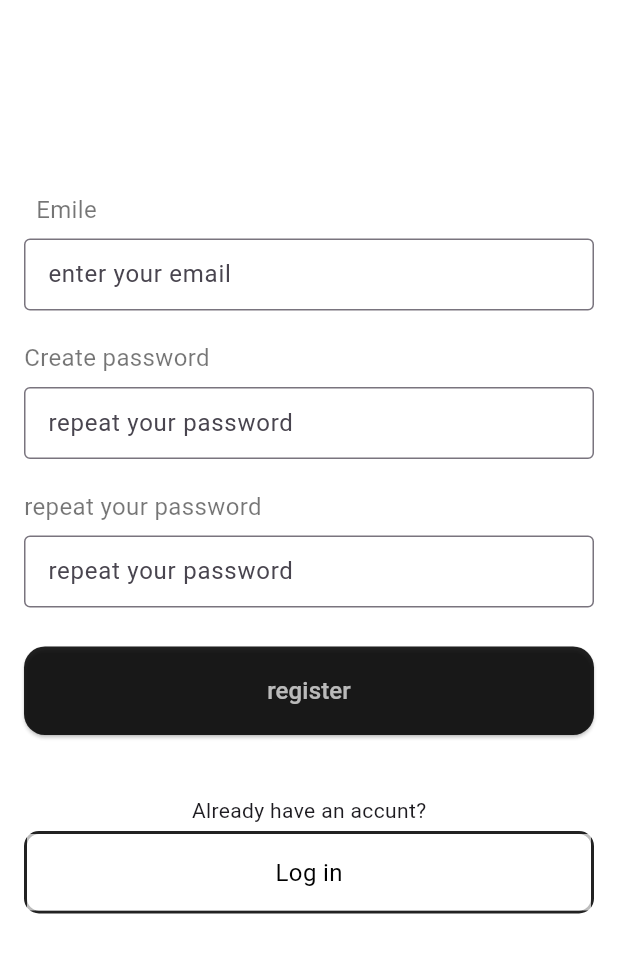
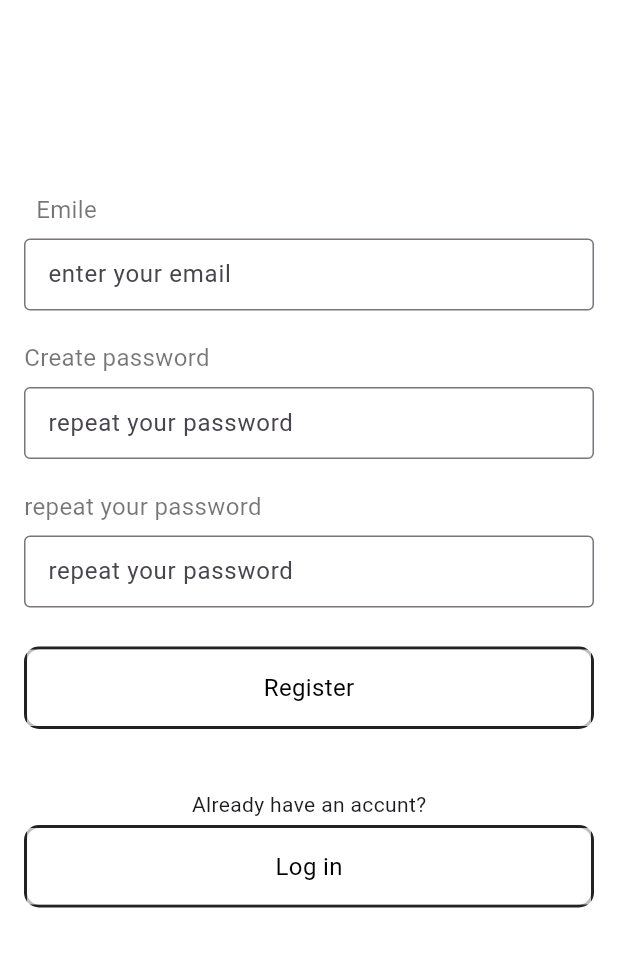
Before and after one commit to amiralimus/thermocall_amirali, a Flutter app: the screen it shows after launch, on a phone screen of 412 x 824 dp. Shown: the top 953 px of the screen. Run offline on Flutter 3.47's test engine with Material 3 defaults, Android fonts, the light colour scheme and no system bars.

Commit message:
developing code

```diff
--- a/lib/creat_accunt/view/creat_accunt_ui.dart
+++ b/lib/creat_accunt/view/creat_accunt_ui.dart
@@ -1,6 +1,7 @@
 import 'package:flutter/cupertino.dart';
 import 'package:flutter/material.dart';
 
+import '../../emile_input.dart';
 import '../../log_in/view/log_in_ui.dart';
 
 class Creat_accunt_1 extends StatelessWidget {
@@ -24,7 +25,7 @@ class Creat_accunt_1 extends StatelessWidget {
           ),
           Padding(
             padding: const EdgeInsets.only(bottom: 20),
-            child: textfild1,
+            child: EmileInput(),
           ),
           Padding(
             padding: const EdgeInsets.only(bottom: 8),
@@ -35,7 +36,7 @@ class Creat_accunt_1 extends StatelessWidget {
           ),
           Padding(
             padding: const EdgeInsets.only(bottom: 20),
-            child: textfild3,
+            child: PassswordRegesterPageInput(),
           ),
           Padding(
             padding: const EdgeInsets.only(bottom: 8),
@@ -46,73 +47,20 @@ class Creat_accunt_1 extends StatelessWidget {
           ),
           Padding(
             padding: const EdgeInsets.only(bottom: 26),
-            child: textfild3,
+            child:PassswordRegesterPageInput()
           ),
-          boton3,
+              RegisterBoton(),
           Padding(
               padding: const EdgeInsets.only(top: 40),
               child: Align(
                   alignment: Alignment.center,
-                      child: Text('Already have an accunt?'))
-              ),
+                  child: Text('Already have an accunt?'))),
           Padding(
-                padding: const EdgeInsets.only(top:4),
-                child: boton4,
+            padding: const EdgeInsets.only(top: 4),
+            child: LogInRegesterPageBoton(),
           ),
         ]),
       ),
     );
   }
 }
-
-var textfild3 = TextField(
-  //تکست فیلد هایی که در صفحه اول استفاده میشن
-  style: TextStyle(
-    color: Colors.black54, // رنگ متن
-    fontSize: 10, // اندازه متن
-  ),
-
-  decoration: InputDecoration(
-    labelText: 'repeat your password',
-    border: OutlineInputBorder(
-      borderSide: BorderSide(color: Colors.black54, width: 1.3), // استایل حاشیه
-    ),
-  ),
-);
-var boton3 = ElevatedButton(
-  onPressed: () {
-    // این قسمت مربوط به عملکرد دکمه است، می‌توانید کد مربوط به انجام عملیات مورد نظرتان را اینجا وارد کنید
-  },
-  style: ButtonStyle(
-    shape: MaterialStateProperty.all<RoundedRectangleBorder>(
-      RoundedRectangleBorder(
-        borderRadius: BorderRadius.circular(14),
-      ),
-    ),
-    backgroundColor: MaterialStateProperty.all<Color>(Colors.black87),
-    // تغییر رنگ دکمه به رنگ آبی
-    minimumSize: MaterialStateProperty.all<Size>(
-        Size(150, 59)), // تغییر اندازه دکمه به 150 در 50
-  ),
-  child: Text(
-    'register',
-    style: TextStyle(
-        fontSize: 16.0,
-        color: Colors.white70), // سایز و فونت متن را می‌توانید تغییر دهید
-  ),
-);
-var boton4=Container(
-  width: 55,
-  height: 55,
-  decoration: BoxDecoration(
-    border: Border.all(color: Colors.black87, width: 2),
-    borderRadius: BorderRadius.circular(10,), // برای گوشه‌های گرد
-  ),
-  child: Scaffold(
-      backgroundColor: Colors.white70,
-      body: Center(
-        child: Text('Log in',style: TextStyle(color: Colors.black, fontSize: 16),
-        ) ,
-      )
-  ),
-);
--- /dev/null
+++ b/lib/emile_input.dart
@@ -0,0 +1,177 @@
+import 'package:flutter/cupertino.dart';
+import 'package:flutter/material.dart';
+
+class EmileInput extends StatefulWidget {
+  const EmileInput({super.key});
+
+  @override
+  State<EmileInput> createState() => _EmileInputState();
+}
+
+class _EmileInputState extends State<EmileInput> {
+  @override
+  Widget build(BuildContext context) {
+    return TextField(
+      //تکست فیلد هایی که در صفحه اول استفاده میشن
+      style: TextStyle(
+        color: Colors.black54, // رنگ متن
+        fontSize: 10, // اندازه متن
+      ),
+
+      decoration: InputDecoration(
+        labelText: 'enter your email',
+        border: OutlineInputBorder(
+          borderSide:
+              BorderSide(color: Colors.black54, width: 1.3), // استایل حاشیه
+        ),
+      ),
+    );
+  }
+}
+
+class PasswordInput extends StatefulWidget {
+  const PasswordInput({super.key});
+
+  @override
+  State<PasswordInput> createState() => _PasswordInputState();
+}
+
+class _PasswordInputState extends State<PasswordInput> {
+  @override
+  Widget build(BuildContext context) {
+    return TextField(
+      //تکست فیلد هایی که در صفحه اول استفاده میشن
+      style: TextStyle(
+        color: Colors.black54, // رنگ متن
+        fontSize: 10, // اندازه متن
+      ),
+
+      decoration: InputDecoration(
+        labelText: 'enter your password',
+        border: OutlineInputBorder(
+          borderSide:
+              BorderSide(color: Colors.black54, width: 1.3), // استایل حاشیه
+        ),
+      ),
+    );
+  }
+}
+
+class LogInBoton extends StatefulWidget {
+  const LogInBoton({super.key});
+
+  @override
+  State<LogInBoton> createState() => _LogInBotonState();
+}
+
+class _LogInBotonState extends State<LogInBoton> {
+  @override
+  Widget build(BuildContext context) {
+    return ElevatedButton(
+      onPressed: () {
+        // این قسمت مربوط به عملکرد دکمه است، می‌توانید کد مربوط به انجام عملیات مورد نظرتان را اینجا وارد کنید
+      },
+      style: ButtonStyle(
+        shape: MaterialStateProperty.all<RoundedRectangleBorder>(
+          RoundedRectangleBorder(
+            borderRadius: BorderRadius.circular(14),
+          ),
+        ),
+        backgroundColor: MaterialStateProperty.all<Color>(Colors.black87),
+        // تغییر رنگ دکمه به رنگ آبی
+        minimumSize: MaterialStateProperty.all<Size>(
+            Size(150, 59)), // تغییر اندازه دکمه به 150 در 50
+      ),
+      child: Text(
+        'Log in',
+        style: TextStyle(
+            fontSize: 16.0,
+            color: Colors.white70), // سایز و فونت متن را می‌توانید تغییر دهید
+      ),
+    );
+  }
+}
+
+class RegisterBoton extends StatefulWidget {
+  const RegisterBoton({super.key});
+
+  @override
+  State<RegisterBoton> createState() => _RegisterBotonState();
+}
+
+class _RegisterBotonState extends State<RegisterBoton> {
+  @override
+  Widget build(BuildContext context) {
+    return Container(
+      width: 55,
+      height: 55,
+      decoration: BoxDecoration(
+        border: Border.all(color: Colors.black87, width: 2),
+        borderRadius: BorderRadius.circular(10,), // برای گوشه‌های گرد
+      ),
+      child: Scaffold(
+          backgroundColor: Colors.white70,
+          body: Center(
+            child: Text('Register',style: TextStyle(color: Colors.black, fontSize: 16),
+            ) ,
+          )
+      ),
+    );
+  }
+}
+
+class LogInRegesterPageBoton extends StatefulWidget {
+  const LogInRegesterPageBoton({super.key});
+
+  @override
+  State<LogInRegesterPageBoton> createState() => _LogInRegesterPageBotonState();
+}
+
+class _LogInRegesterPageBotonState extends State<LogInRegesterPageBoton> {
+  @override
+  Widget build(BuildContext context) {
+    return Container(
+      width: 55,
+      height: 55,
+      decoration: BoxDecoration(
+        border: Border.all(color: Colors.black87, width: 2),
+        borderRadius: BorderRadius.circular(10,), // برای گوشه‌های گرد
+      ),
+      child: Scaffold(
+          backgroundColor: Colors.white70,
+          body: Center(
+            child: Text('Log in',style: TextStyle(color: Colors.black, fontSize: 16),
+            ) ,
+          )
+      ),
+    );
+
+  }
+}
+
+class PassswordRegesterPageInput extends StatefulWidget {
+  const PassswordRegesterPageInput({super.key});
+
+  @override
+  State<PassswordRegesterPageInput> createState() => _PassswordRegesterPageInputState();
+}
+
+class _PassswordRegesterPageInputState extends State<PassswordRegesterPageInput> {
+  @override
+  Widget build(BuildContext context) {
+    return TextField(
+      //تکست فیلد هایی که در صفحه اول استفاده میشن
+      style: TextStyle(
+        color: Colors.black54, // رنگ متن
+        fontSize: 10, // اندازه متن
+      ),
+
+      decoration: InputDecoration(
+        labelText: 'repeat your password',
+        border: OutlineInputBorder(
+          borderSide: BorderSide(color: Colors.black54, width: 1.3), // استایل حاشیه
+        ),
+      ),
+    );
+  }
+}
```
Also changed, not shown: lib/log_in/view/log_in_ui.dart (+13 -79 lines), 1 other file. Lines whose indentation alone changed are shown as unchanged.
